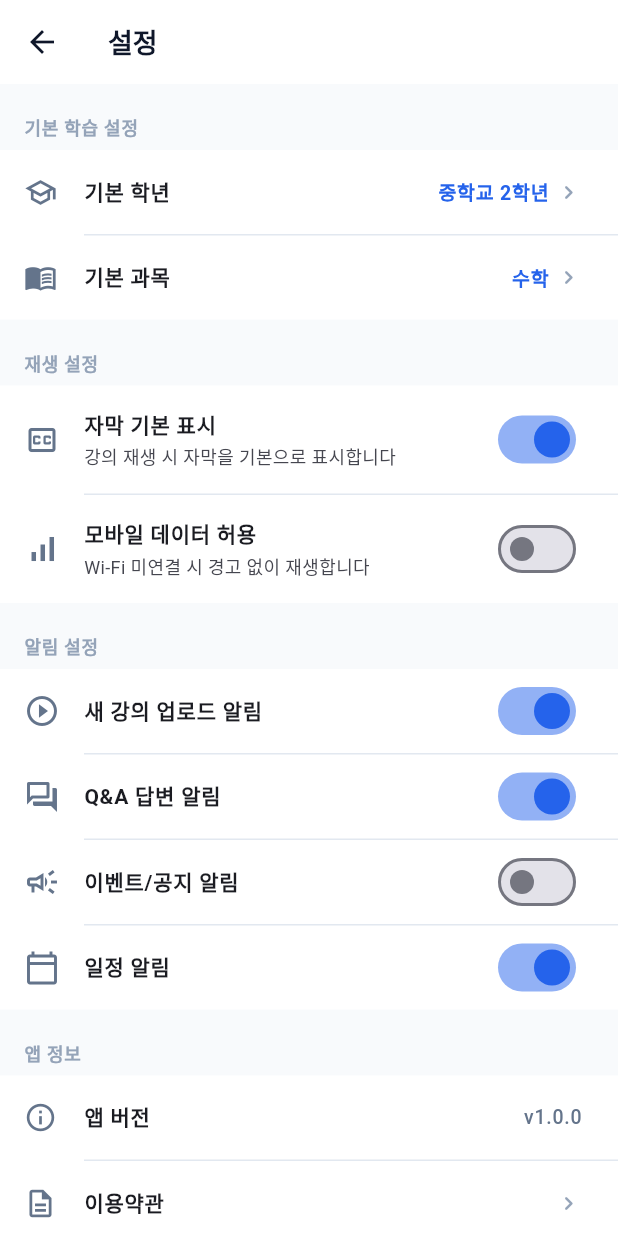
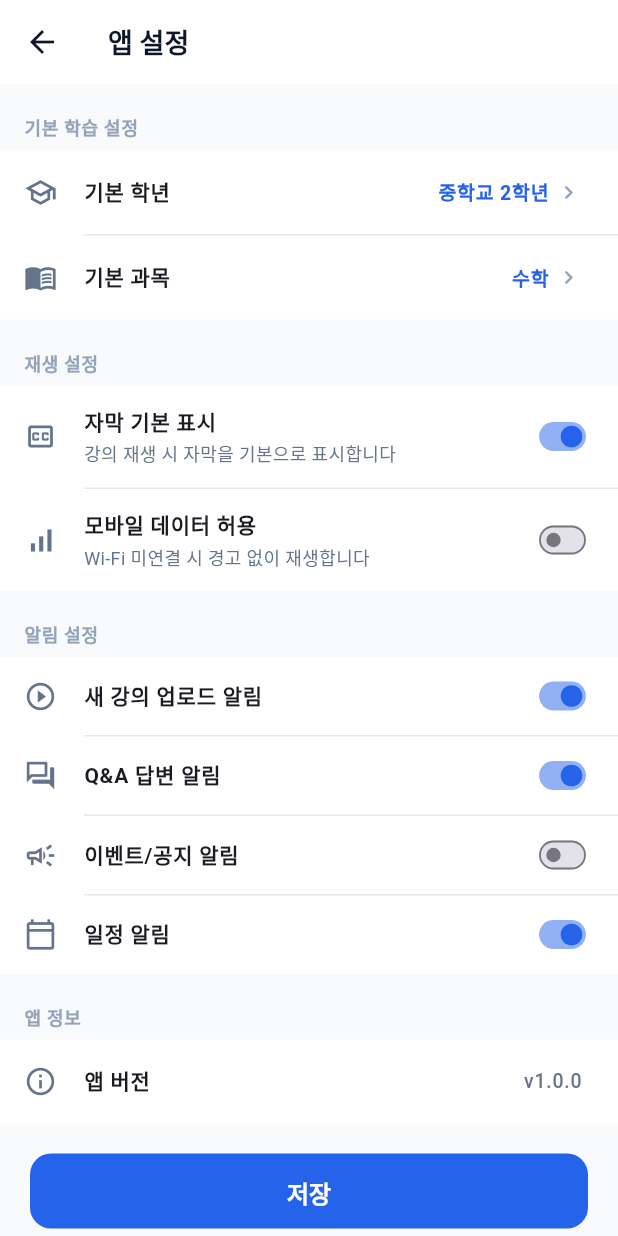
Before and after one commit to 3000answer-code/minitutor-data, a Flutter app: the SettingsScreen screen opened directly, on a phone screen of 412 x 824 dp. Run offline on Flutter 3.47's test engine with Material 3 defaults, Android fonts, the phone set to English and light mode, and no system bars; our stand-ins replace cached_network_image, chewie, percent_indicator, shared_preferences, video_player, webview_flutter; missing offline and left inert: dart:html, dart:js, dart:ui_web, webview_flutter_android; accounts and stored records are empty.

Commit message:
v116: UI 정리 – (1) 공지사항 카테고리 필터에서 '이벤트','정책' 삭제(전체/공지/업데이트만 유지) (2) 앱 설정 타이틀 '설정'→'앱 설정' (3) Switch 토글 크기 축소(42x24 컴팩트) (4) 앱 설정에서 이용약관/개인정보처리방침 항목 삭제(메뉴바 설정 섹션에 유지)

```diff
--- a/lib/screens/notice/notice_screen.dart
+++ b/lib/screens/notice/notice_screen.dart
@@ -48,7 +48,7 @@ class _NoticeScreenState extends State<NoticeScreen>
   late TabController _tabController;
   String _selectedCategory = '전체';
 
-  final List<String> _categories = ['전체', '공지', '업데이트', '이벤트', '정책'];
+  final List<String> _categories = ['전체', '공지', '업데이트'];
 
   final List<NoticeItem> _notices = [
     NoticeItem(
--- a/lib/screens/profile/settings_screen.dart
+++ b/lib/screens/profile/settings_screen.dart
@@ -76,22 +76,20 @@ class _SettingsScreenState extends State<SettingsScreen> {
           Container(
             color: Colors.white,
             child: Column(children: [
-              SwitchListTile(
+              _buildCompactSwitchTile(
+                icon: Icons.closed_caption_outlined,
+                title: '자막 기본 표시',
+                subtitle: '강의 재생 시 자막을 기본으로 표시합니다',
                 value: _subtitleOn,
                 onChanged: (v) => setState(() => _subtitleOn = v),
-                secondary: const Icon(Icons.closed_caption_outlined, color: AppColors.textSecondary),
-                title: const Text('자막 기본 표시', style: TextStyle(fontSize: 14, fontWeight: FontWeight.w600)),
-                subtitle: const Text('강의 재생 시 자막을 기본으로 표시합니다', style: TextStyle(fontSize: 12)),
-                activeThumbColor: AppColors.primary,
               ),
               const Divider(height: 1, indent: 56),
-              SwitchListTile(
+              _buildCompactSwitchTile(
+                icon: Icons.signal_cellular_alt,
+                title: '모바일 데이터 허용',
+                subtitle: 'Wi-Fi 미연결 시 경고 없이 재생합니다',
                 value: _mobileDataAllowed,
                 onChanged: (v) => setState(() => _mobileDataAllowed = v),
-                secondary: const Icon(Icons.signal_cellular_alt, color: AppColors.textSecondary),
-                title: const Text('모바일 데이터 허용', style: TextStyle(fontSize: 14, fontWeight: FontWeight.w600)),
-                subtitle: const Text('Wi-Fi 미연결 시 경고 없이 재생합니다', style: TextStyle(fontSize: 12)),
-                activeThumbColor: AppColors.primary,
               ),
             ]),
           ),
@@ -101,36 +99,32 @@ class _SettingsScreenState extends State<SettingsScreen> {
           Container(
             color: Colors.white,
             child: Column(children: [
-              SwitchListTile(
+              _buildCompactSwitchTile(
+                icon: Icons.play_circle_outline,
+                title: '새 강의 업로드 알림',
                 value: _pushNewLecture,
                 onChanged: (v) => setState(() => _pushNewLecture = v),
-                secondary: const Icon(Icons.play_circle_outline, color: AppColors.textSecondary),
-                title: const Text('새 강의 업로드 알림', style: TextStyle(fontSize: 14, fontWeight: FontWeight.w600)),
-                activeThumbColor: AppColors.primary,
               ),
               const Divider(height: 1, indent: 56),
-              SwitchListTile(
+              _buildCompactSwitchTile(
+                icon: Icons.question_answer_outlined,
+                title: 'Q&A 답변 알림',
                 value: _pushQAAnswer,
                 onChanged: (v) => setState(() => _pushQAAnswer = v),
-                secondary: const Icon(Icons.question_answer_outlined, color: AppColors.textSecondary),
-                title: const Text('Q&A 답변 알림', style: TextStyle(fontSize: 14, fontWeight: FontWeight.w600)),
-                activeThumbColor: AppColors.primary,
               ),
               const Divider(height: 1, indent: 56),
-              SwitchListTile(
+              _buildCompactSwitchTile(
+                icon: Icons.campaign_outlined,
+                title: '이벤트/공지 알림',
                 value: _pushEvent,
                 onChanged: (v) => setState(() => _pushEvent = v),
-                secondary: const Icon(Icons.campaign_outlined, color: AppColors.textSecondary),
-                title: const Text('이벤트/공지 알림', style: TextStyle(fontSize: 14, fontWeight: FontWeight.w600)),
-                activeThumbColor: AppColors.primary,
               ),
               const Divider(height: 1, indent: 56),
-              SwitchListTile(
+              _buildCompactSwitchTile(
+                icon: Icons.calendar_today_outlined,
+                title: '일정 알림',
                 value: _pushSchedule,
                 onChanged: (v) => setState(() => _pushSchedule = v),
-                secondary: const Icon(Icons.calendar_today_outlined, color: AppColors.textSecondary),
-                title: const Text('일정 알림', style: TextStyle(fontSize: 14, fontWeight: FontWeight.w600)),
-                activeThumbColor: AppColors.primary,
               ),
             ]),
           ),
@@ -141,12 +135,6 @@ class _SettingsScreenState extends State<SettingsScreen> {
             color: Colors.white,
             child: Column(children: [
               _buildInfoTile(Icons.info_outline, '앱 버전', 'v1.0.0'),
-              const Divider(height: 1, indent: 56),
-              _buildLinkTile(Icons.description_outlined, '이용약관',
-                  () => _openLegalPage(context, '이용약관', _termsContent)),
-              const Divider(height: 1, indent: 56),
-              _buildLinkTile(Icons.privacy_tip_outlined, '개인정보처리방침',
-                  () => _openLegalPage(context, '개인정보처리방침', _privacyContent)),
             ]),
           ),
 
@@ -204,20 +192,41 @@ class _SettingsScreenState extends State<SettingsScreen> {
     );
   }
 
+  Widget _buildCompactSwitchTile({
+    required IconData icon,
+    required String title,
+    String? subtitle,
+    required bool value,
+    required ValueChanged<bool> onChanged,
+  }) {
+    return ListTile(
+      leading: Icon(icon, color: AppColors.textSecondary, size: 22),
+      title: Text(title, style: const TextStyle(fontSize: 14, fontWeight: FontWeight.w600)),
+      subtitle: subtitle != null
+          ? Text(subtitle, style: const TextStyle(fontSize: 12, color: AppColors.textSecondary))
+          : null,
+      trailing: SizedBox(
+        width: 42, height: 24,
+        child: FittedBox(
+          fit: BoxFit.contain,
+          child: Switch(
+            value: value,
+            onChanged: onChanged,
+            activeColor: AppColors.primary,
+            materialTapTargetSize: MaterialTapTargetSize.shrinkWrap,
+          ),
+        ),
+      ),
+      dense: true,
+      contentPadding: const EdgeInsets.symmetric(horizontal: 16, vertical: 2),
+    );
+  }
+
   Widget _buildInfoTile(IconData icon, String title, String value) {
     return ListTile(
       leading: Icon(icon, color: AppColors.textSecondary, size: 22),
       title: Text(title, style: const TextStyle(fontSize: 14, fontWeight: FontWeight.w600)),
       trailing: Text(value, style: const TextStyle(fontSize: 13, color: AppColors.textSecondary)),
-    );
-  }
-
-  Widget _buildLinkTile(IconData icon, String title, VoidCallback onTap) {
-    return ListTile(
-      leading: Icon(icon, color: AppColors.textSecondary, size: 22),
-      title: Text(title, style: const TextStyle(fontSize: 14, fontWeight: FontWeight.w600)),
-      trailing: const Icon(Icons.chevron_right_rounded, size: 18, color: AppColors.textHint),
-      onTap: onTap,
     );
   }
 
@@ -251,79 +260,4 @@ class _SettingsScreenState extends State<SettingsScreen> {
     );
   }
 
-  void _openLegalPage(BuildContext context, String title, String content) {
-    Navigator.push(context, MaterialPageRoute(
-      builder: (_) => Scaffold(
-        appBar: AppBar(
-          title: Text(title, style: const TextStyle(fontWeight: FontWeight.w800)),
-          backgroundColor: Colors.white,
-          elevation: 0,
-        ),
-        body: SingleChildScrollView(
-          padding: const EdgeInsets.all(20),
-          child: Text(content, style: const TextStyle(fontSize: 14, height: 1.8, color: AppColors.textSecondary)),
-        ),
-      ),
-    ));
-  }
-
-  static const String _termsContent = '''
-제1조 (목적)
-본 약관은 Asome Tutor 서비스(이하 "서비스")를 이용함에 있어 서비스 제공자와 이용자 간의 권리, 의무 및 책임 사항을 규정함을 목적으로 합니다.
-
-제2조 (정의)
-① "서비스"란 Asome Tutor이 제공하는 모든 온라인 교육 콘텐츠 및 관련 서비스를 의미합니다.
-② "이용자"란 본 약관에 따라 서비스를 이용하는 회원 및 비회원을 의미합니다.
-
-제3조 (서비스 이용)
-① 이용자는 본 약관 및 관련 법령을 준수하여야 합니다.
-② 서비스의 모든 콘텐츠는 저작권법에 의해 보호됩니다.
-③ 이용자는 서비스를 통해 제공되는 콘텐츠를 무단으로 복제, 배포할 수 없습니다.
-
-제4조 (이용권 및 결제)
-① 이용권은 결제일로부터 해당 기간 동안 유효합니다.
-② 결제 완료 후 환불은 이용약관에 따라 처리됩니다.
-③ 이용권 기간 내 서비스 이용이 불가한 경우 고객센터로 문의하시기 바랍니다.
-
-제5조 (개인정보 보호)
-Asome Tutor은 관련 법령에 따라 이용자의 개인정보를 보호합니다.
-
-제6조 (면책 조항)
-Asome Tutor은 천재지변, 네트워크 장애 등 불가항력적 사유로 인한 서비스 중단에 대해 책임을 지지 않습니다.
-
-부칙
-본 약관은 2025년 1월 1일부터 시행됩니다.
-''';
-
-  static const String _privacyContent = '''
-개인정보처리방침
-
-Asome Tutor은 이용자의 개인정보를 소중히 여기며, 개인정보 보호법 및 관련 법령을 준수합니다.
-
-1. 수집하는 개인정보 항목
-- 필수: 이메일, 닉네임, 비밀번호
-- 선택: 프로필 사진, 학년, 과목 설정
-
-2. 개인정보 수집 목적
-- 서비스 제공 및 회원 관리
-- 학습 콘텐츠 추천 및 맞춤형 서비스 제공
-- 이용권 결제 및 환불 처리
-
-3. 개인정보 보유 및 이용기간
-- 회원 탈퇴 시까지 보유
-- 단, 관련 법령에 따라 일정 기간 보관이 필요한 경우 해당 기간 동안 보존
-
-4. 개인정보의 제3자 제공
-Asome Tutor은 원칙적으로 이용자의 개인정보를 외부에 제공하지 않습니다.
-단, 법령에 의거하거나 이용자의 동의가 있는 경우 제외됩니다.
-
-5. 개인정보 보호책임자
-- 이름: 개인정보 보호팀
-- 이메일: privacy@2gong.com
-- 전화: 02-1234-5678
-
-6. 개인정보 처리방침 변경
-본 방침은 2025년 1월 1일부터 시행됩니다.
-변경 사항은 서비스 내 공지사항을 통해 안내드립니다.
-''';
 }
--- a/lib/services/translations.dart
+++ b/lib/services/translations.dart
@@ -596,8 +596,8 @@ class AppTranslations {
       'es': 'Mi Perfil',
     },
     'settings_title': {
-      'ko': '설정',
-      'en': 'Settings',
+      'ko': '앱 설정',
+      'en': 'App Settings',
       'ja': '設定',
       'zh': '设置',
       'es': 'Configuración',
```
